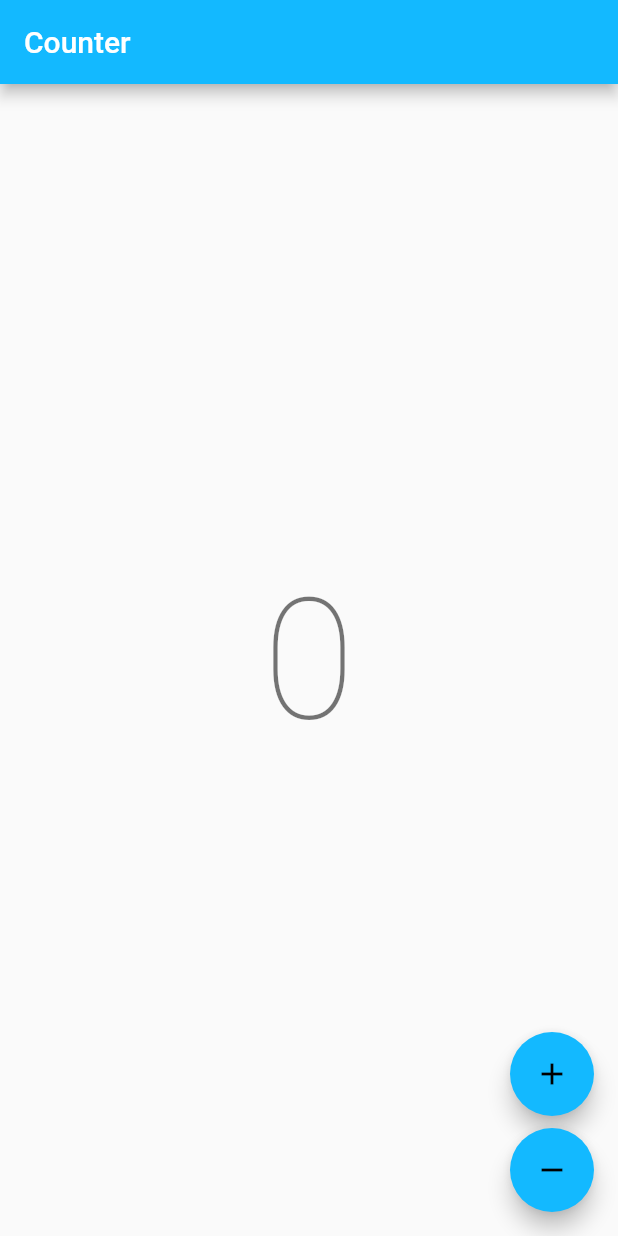
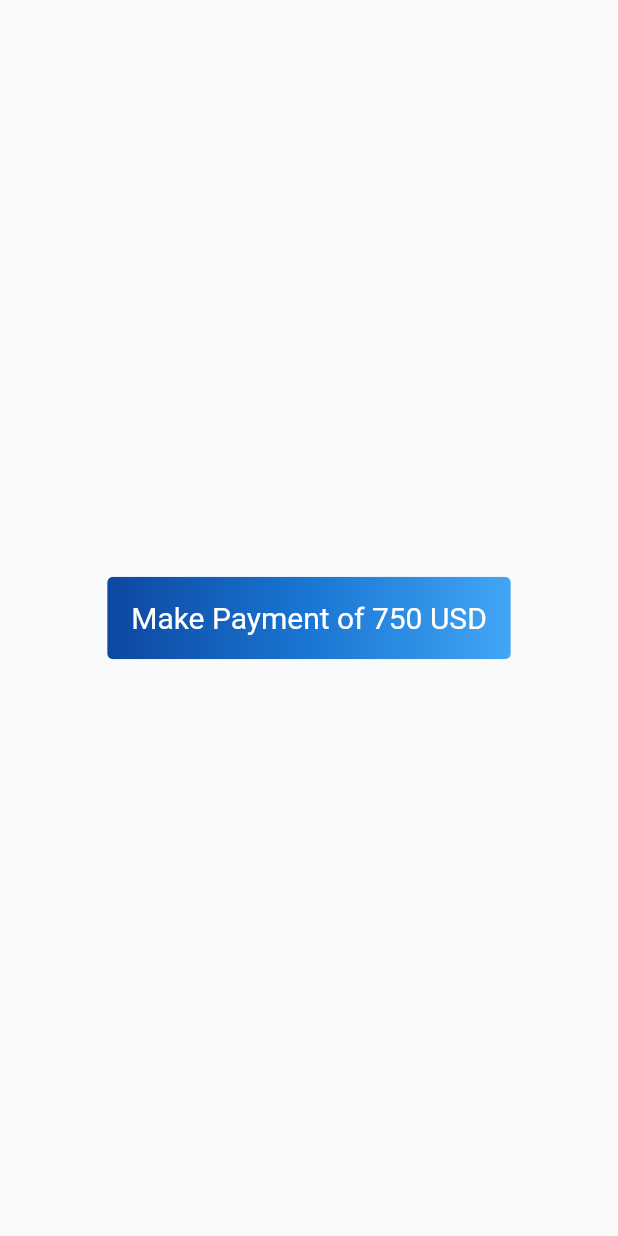
Before and after one commit to Team-Crushing-It/derosa_payment, a Flutter app: the screen it shows after launch, on a phone screen of 412 x 824 dp. Run offline on Flutter 3.47's test engine with Material 2 defaults, Android fonts, the phone set to English and light mode, and no system bars; our stand-ins replace bloc, equatable, firebase_auth, firebase_core, flutter_bloc, formz and 1 more; missing offline and left inert: authentication_repository, firebase_auth_platform_interface, firebase_core_web, flow_builder; accounts and stored records are empty; generated files the repository leaves out were written again.

```diff
--- a/lib/app/view/app.dart
+++ b/lib/app/view/app.dart
@@ -7,6 +7,7 @@
 
 import 'package:derosa_payment/counter/counter.dart';
 import 'package:derosa_payment/l10n/l10n.dart';
+import 'package:derosa_payment/make_payment/view/make_payment.dart';
 import 'package:flutter/material.dart';
 import 'package:flutter_localizations/flutter_localizations.dart';
 
@@ -27,7 +28,7 @@ class App extends StatelessWidget {
         GlobalMaterialLocalizations.delegate,
       ],
       supportedLocales: AppLocalizations.supportedLocales,
-      home: const CounterPage(),
+      home: const MakePayment(),
     );
   }
 }
--- /dev/null
+++ b/lib/make_payment/view/make_payment.dart
@@ -0,0 +1,52 @@
+import 'package:derosa_payment/payment_flow/payment_flow.dart';
+import 'package:flutter/material.dart';
+
+class MakePayment extends StatelessWidget {
+  const MakePayment({Key? key}) : super(key: key);
+
+  @override
+  Widget build(BuildContext context) {
+    return Scaffold(
+      body: Center(
+        child: ClipRRect(
+          borderRadius: BorderRadius.circular(4),
+          child: Stack(
+            children: <Widget>[
+              Positioned.fill(
+                child: Container(
+                  decoration: const BoxDecoration(
+                    gradient: LinearGradient(
+                      colors: <Color>[
+                        Color(0xFF0D47A1),
+                        Color(0xFF1976D2),
+                        Color(0xFF42A5F5),
+                      ],
+                    ),
+                  ),
+                ),
+              ),
+              TextButton(
+                style: TextButton.styleFrom(
+                  padding: const EdgeInsets.all(16.0),
+                  primary: Colors.white,
+                  textStyle: const TextStyle(fontSize: 20),
+                ),
+                onPressed: () async {
+                  await Navigator.of(context).push(PaymentFlow.route());
+                  ScaffoldMessenger.of(context)
+                    ..hideCurrentSnackBar()
+                    ..showSnackBar(
+                      const SnackBar(
+                        content: Text('Payment Complete!'),
+                      ),
+                    );
+                },
+                child: const Text('Make Payment of 750 USD'),
+              ),
+            ],
+          ),
+        ),
+      ),
+    );
+  }
+}
--- a/pubspec.yaml
+++ b/pubspec.yaml
@@ -4,7 +4,7 @@ version: 1.0.0+1
 publish_to: none
 
 environment:
-  sdk: ">=2.16.0 <3.0.0"
+  sdk: ">=2.17.0 <3.0.0"
 
 dependencies:
   bloc: ^8.0.3
@@ -14,6 +14,9 @@ dependencies:
   flutter_localizations:
     sdk: flutter
   intl: ^0.17.0
+  firebase_core: ^1.17.0
+  equatable: ^2.0.3
+  flow_builder: ^0.0.8
 
 dev_dependencies:
   bloc_test: ^9.0.3
```
Also changed, not shown: lib/generated_plugin_registrant.dart (added, +17 -0 lines), lib/main.dart (+7 -1 lines), lib/payment_flow/payment_flow.dart (added, +175 -0 lines), lib/firebase_options.dart (added), lib/make_payment/make_payment.dart (added), 9 other files.
